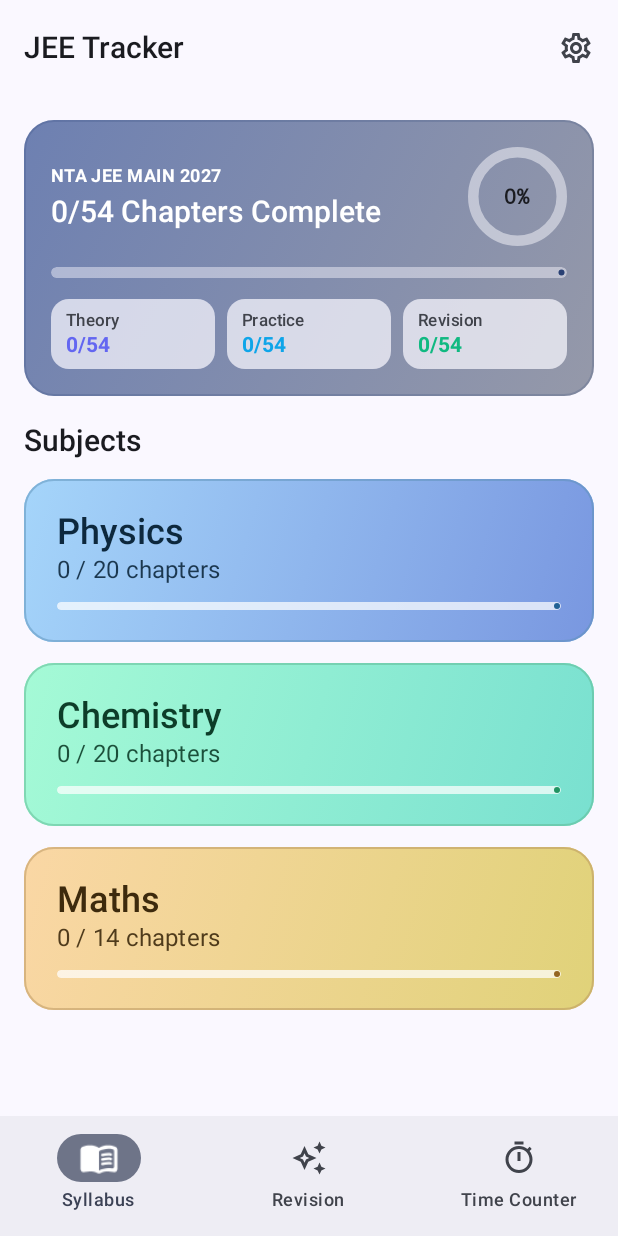
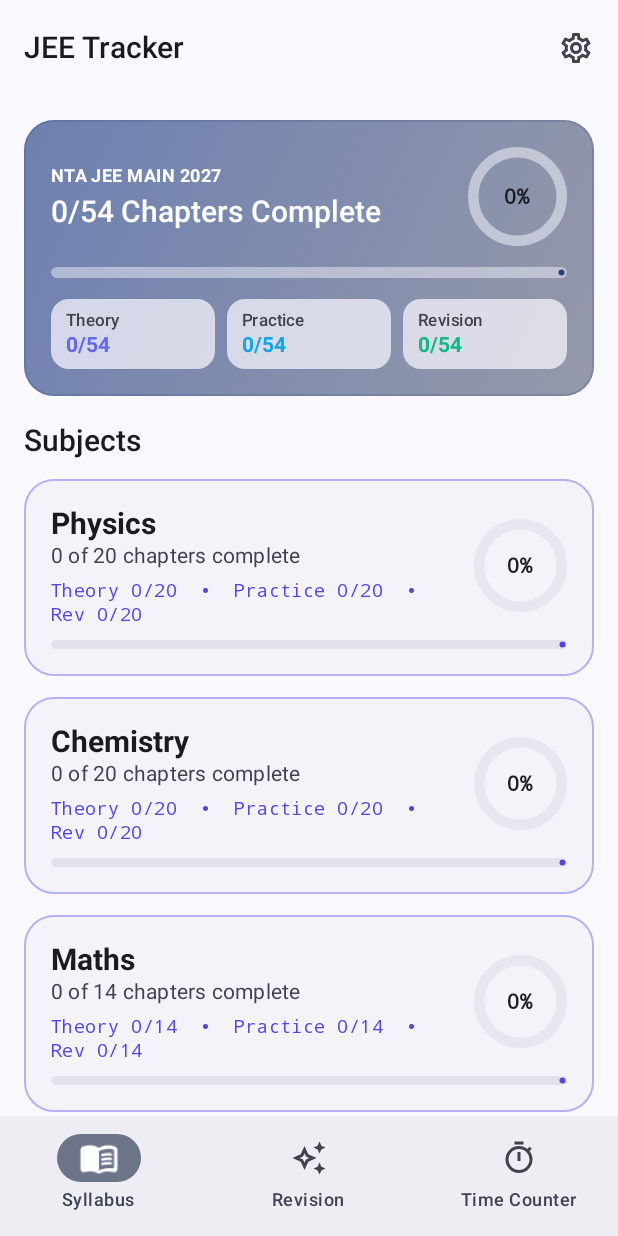
Before and after one commit to sushil4kvideo-sudo/2027, an Android app built with Jetpack Compose: the screen it shows after launch (MainActivity), on a phone screen of 412 x 824 dp. Run offline under Robolectric (Android 15) with nearby library versions, the phone set to English and light mode, and no system bars; our stand-ins replace Room's generated code; 1 statement that could not run was skipped.

Commit message:
Match subject cards to progress card design

```diff
--- a/app/src/main/java/com/example/ui/screens/SyllabusScreen.kt
+++ b/app/src/main/java/com/example/ui/screens/SyllabusScreen.kt
@@ -40,7 +40,6 @@ import androidx.compose.ui.Modifier
 import androidx.compose.ui.draw.clip
 import androidx.compose.ui.graphics.Brush
 import androidx.compose.ui.graphics.Color
-import androidx.compose.ui.graphics.luminance
 import androidx.compose.ui.graphics.StrokeCap
 import androidx.compose.ui.platform.testTag
 import androidx.compose.ui.text.font.FontWeight
@@ -52,6 +51,7 @@ import com.example.ui.components.AnimatedCounterText
 import com.example.ui.components.AnimatedProgressRing
 import com.example.ui.components.StaggeredEntrance
 import com.example.ui.components.pressScale
+import com.example.ui.theme.JetBrainsMonoFontFamily
 import com.example.ui.theme.LocalAppAppearance
 import com.example.ui.theme.StagePracticeColor
 import com.example.ui.theme.StageRevisionColor
@@ -255,55 +255,19 @@ private fun HeroStatChip(
 }
 
 private data class SubjectCardStyle(
-    val gradientColors: List<Color>,
-    val foreground: Color,
-    val progress: Color,
-    val progressTrack: Color,
+    val accent: Color,
     val border: Color
 )
 
 @Composable
-private fun subjectCardStyle(
-    subjectId: String,
-    accentPreset: AccentPreset
-): SubjectCardStyle {
-    val presetHsv = FloatArray(3)
-    android.graphics.Color.colorToHSV(accentPreset.previewHex.toInt(), presetHsv)
-
-    val subjectHue = when (subjectId) {
-        "physics" -> 205f
-        "chemistry" -> 153f
-        "maths" -> 34f
-        else -> 250f
-    }
-    val hueOffset = presetHsv[0] - 242f
-    val hue = ((subjectHue + hueOffset + 360f) % 360f)
-    val nextHue = (hue + 16f) % 360f
-    val darkSurface = MaterialTheme.colorScheme.background.luminance() < 0.5f
-
-    return if (darkSurface) {
-        SubjectCardStyle(
-            gradientColors = listOf(
-                Color.hsv(hue, 0.72f, 0.43f),
-                Color.hsv(nextHue, 0.78f, 0.32f)
-            ),
-            foreground = Color(0xFFF8FAFC),
-            progress = Color.hsv(hue, 0.22f, 1f),
-            progressTrack = Color.White.copy(alpha = 0.22f),
-            border = Color.hsv(hue, 0.42f, 0.72f).copy(alpha = 0.42f)
+private fun subjectCardStyle(accentPreset: AccentPreset): SubjectCardStyle {
+    // All three subject cards share one user-selected accent, matching the
+    // progress-card treatment. The preset remains controlled from Settings.
+    val accent = Color(accentPreset.previewHex)
+    return SubjectCardStyle(
+        accent = accent,
+        border = accent.copy(alpha = 0.38f)
     )
-    } else {
-        SubjectCardStyle(
-            gradientColors = listOf(
-                Color.hsv(hue, 0.34f, 0.98f),
-                Color.hsv(nextHue, 0.46f, 0.88f)
-            ),
-            foreground = Color.hsv(hue, 0.78f, 0.24f),
-            progress = Color.hsv(hue, 0.78f, 0.58f),
-            progressTrack = Color.White.copy(alpha = 0.72f),
-            border = Color.hsv(hue, 0.48f, 0.72f).copy(alpha = 0.5f)
-        )
-    }
 }
 
 @OptIn(ExperimentalSharedTransitionApi::class)
@@ -318,7 +282,7 @@ private fun SubjectLargeCard(
     val appearance = LocalAppAppearance.current
     val isCompact = appearance.cardDensity == CardDensity.COMPACT
     val interactionSource = remember { MutableInteractionSource() }
-    val style = subjectCardStyle(summary.subjectId, accentPreset)
+    val style = subjectCardStyle(accentPreset)
     val animatedProgress by animateFloatAsState(
         targetValue = summary.progressFraction,
         animationSpec = spring(dampingRatio = 0.8f, stiffness = Spring.StiffnessLow),
@@ -339,31 +303,53 @@ private fun SubjectLargeCard(
                 .fillMaxWidth()
                 .testTag("subject_card_${summary.subjectId}"),
             shape = RoundedCornerShape(appearance.cardCornerRadius),
-            colors = CardDefaults.cardColors(containerColor = style.gradientColors.first()),
+            colors = CardDefaults.cardColors(
+                containerColor = MaterialTheme.colorScheme.surfaceContainerLow
+            ),
             border = BorderStroke(1.dp, style.border)
         ) {
             Column(
                 modifier = Modifier
                     .fillMaxWidth()
-                    .background(Brush.linearGradient(style.gradientColors))
-                    .padding(
-                        horizontal = appearance.cardPadding + 4.dp,
-                        vertical = if (isCompact) 17.dp else 21.dp
-                    ),
-                verticalArrangement = Arrangement.spacedBy(if (isCompact) 9.dp else 12.dp)
+                    .padding(appearance.cardPadding),
+                verticalArrangement = Arrangement.spacedBy(if (isCompact) 8.dp else 10.dp)
             ) {
-                Column(verticalArrangement = Arrangement.spacedBy(2.dp)) {
+                Row(
+                    modifier = Modifier.fillMaxWidth(),
+                    horizontalArrangement = Arrangement.SpaceBetween,
+                    verticalAlignment = Alignment.CenterVertically
+                ) {
+                    Column(
+                        modifier = Modifier.weight(1f),
+                        verticalArrangement = Arrangement.spacedBy(2.dp)
+                    ) {
                         Text(
                             text = summary.subjectName,
-                        style = MaterialTheme.typography.headlineMedium.copy(
-                            fontWeight = FontWeight.SemiBold
+                            style = MaterialTheme.typography.titleLarge.copy(
+                                fontWeight = FontWeight.Bold
                             ),
-                        color = style.foreground
+                            color = MaterialTheme.colorScheme.onSurface
                         )
                         AnimatedCounterText(
-                        text = "${summary.completedChapters} / ${summary.totalChapters} chapters",
-                        style = MaterialTheme.typography.bodyLarge,
-                        color = style.foreground.copy(alpha = 0.9f)
+                            text = "${summary.completedChapters} of ${summary.totalChapters} chapters complete",
+                            style = MaterialTheme.typography.bodyMedium,
+                            color = MaterialTheme.colorScheme.onSurfaceVariant
+                        )
+                        Spacer(modifier = Modifier.height(4.dp))
+                        Text(
+                            text = "Theory ${summary.theoryDoneCount}/${summary.totalChapters}  •  Practice ${summary.practiceDoneCount}/${summary.totalChapters}  •  Rev ${summary.revisionDoneCount}/${summary.totalChapters}",
+                            style = MaterialTheme.typography.labelMedium.copy(
+                                fontFamily = JetBrainsMonoFontFamily
+                            ),
+                            color = style.accent,
+                            maxLines = 2
+                        )
+                    }
+
+                    AnimatedProgressRing(
+                        progress = summary.progressFraction,
+                        accentColor = style.accent,
+                        size = if (isCompact) 58.dp else 62.dp
                     )
                 }
 
@@ -371,10 +357,10 @@ private fun SubjectLargeCard(
                     progress = { animatedProgress },
                     modifier = Modifier
                         .fillMaxWidth()
-                        .height(5.dp)
-                        .clip(RoundedCornerShape(4.dp)),
-                    color = style.progress,
-                    trackColor = style.progressTrack,
+                        .height(6.dp)
+                        .clip(RoundedCornerShape(3.dp)),
+                    color = style.accent,
+                    trackColor = MaterialTheme.colorScheme.surfaceVariant,
                     strokeCap = StrokeCap.Round
                 )
             }
```
Lines whose indentation alone changed are shown as unchanged.
